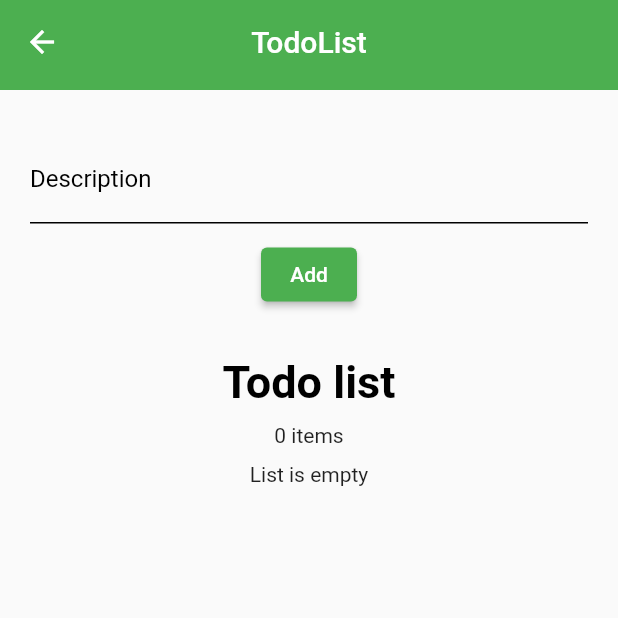
After one commit to Luca-Virgilio/flutter_library, a Flutter app: the TodoListPage screen opened by its route, on a phone screen of 412 x 824 dp, the top half of it. The commit adds this screen. Run offline on Flutter 3.47's test engine with Material 2 defaults, Android fonts, the phone set to English and light mode, and no system bars; our stand-ins replace flutter_riverpod, go_router.

Commit message:
Create todoList stateNotifier provider

```diff
--- a/lib/main.dart
+++ b/lib/main.dart
@@ -3,6 +3,7 @@ import 'package:flutter_riverpod/flutter_riverpod.dart';
 import 'package:flutter_widgets/pages/home_screen.dart';
 import 'package:flutter_widgets/pages/state_management/counter_page.dart';
 import 'package:flutter_widgets/pages/state_management/state_management_screen.dart';
+import 'package:flutter_widgets/pages/state_management/todo_list_page.dart';
 import 'package:go_router/go_router.dart';
 
 void main() {
@@ -46,6 +47,11 @@ class MyApp extends StatelessWidget {
                     builder: (BuildContext context, GoRouterState state) =>
                         const CounterPage(),
                   ),
+                  GoRoute(
+                    path: 'todoList',
+                    builder: (BuildContext context, GoRouterState state) =>
+                        const TodoListPage(),
+                  ),
                 ]),
           ]),
     ],
--- /dev/null
+++ b/lib/model/todo.dart
@@ -0,0 +1,23 @@
+import 'package:flutter/cupertino.dart';
+
+@immutable
+class Todo {
+  const Todo(
+      {required this.id, required this.description, required this.completed});
+
+  // Tutte le proprietà dovrebbero essere `final` nella nostra classe.
+  final String id;
+  final String description;
+  final bool completed;
+
+  // Dato che Todo è immutabile, implementiamo un metodo che ci permette di
+  // clonare l'oggetto Todo con un contenuto leggermente diverso.
+
+  Todo copyWith({String? id, String? description, bool? completed}) {
+    return Todo(
+      id: id ?? this.id,
+      description: description ?? this.description,
+      completed: completed ?? this.completed,
+    );
+  }
+}
--- a/lib/pages/state_management/counter_page.dart
+++ b/lib/pages/state_management/counter_page.dart
@@ -2,6 +2,7 @@ import 'package:flutter/material.dart';
 import 'package:flutter_riverpod/flutter_riverpod.dart';
 
 import '../../repository/counter_notifier.dart';
+import '../../widgets/custom_app_bar.dart';
 
 class CounterPage extends ConsumerStatefulWidget {
   const CounterPage({Key? key}) : super(key: key);
@@ -15,7 +16,7 @@ class _CounterPageState extends ConsumerState<CounterPage> {
   Widget build(BuildContext context) {
     int value = ref.watch(counterProvider.state).state;
     return Scaffold(
-      appBar: AppBar(title: const Text('Counter example')),
+      appBar: const CustomAppBar(title: 'Simple counter'),
       body: Center(
         child: Text('$value'),
       ),
--- /dev/null
+++ b/lib/pages/state_management/todo_list_page.dart
@@ -0,0 +1,95 @@
+import 'dart:developer';
+
+import 'package:flutter/cupertino.dart';
+import 'package:flutter/material.dart';
+import 'package:flutter_riverpod/flutter_riverpod.dart';
+import 'package:flutter_widgets/widgets/app_large_text.dart';
+import 'package:flutter_widgets/widgets/custom_text_field.dart';
+
+import '../../model/todo.dart';
+import '../../repository/todo_list_state_notifier.dart';
+import '../../widgets/custom_app_bar.dart';
+
+class TodoListPage extends ConsumerStatefulWidget {
+  const TodoListPage({Key? key}) : super(key: key);
+
+  @override
+  _TodoListPageState createState() => _TodoListPageState();
+}
+
+class _TodoListPageState extends ConsumerState<TodoListPage> {
+  final descriptionController = TextEditingController();
+
+  @override
+  Widget build(BuildContext context) {
+    List<Todo> todos = ref.watch(todosProvider);
+    return Scaffold(
+      appBar: CustomAppBar(title: 'TodoList'),
+      body: SingleChildScrollView(
+        physics: const AlwaysScrollableScrollPhysics(),
+        child: Column(
+          crossAxisAlignment: CrossAxisAlignment.center,
+          children: [
+            SizedBox(
+              height: 10,
+            ),
+            Container(
+              padding: const EdgeInsets.all(20),
+              child: Column(
+                children: [
+                  CustomTextField(
+                      controller: descriptionController, label: 'Description'),
+                  const SizedBox(
+                    height: 10,
+                  ),
+                  ElevatedButton(
+                      onPressed: () {
+                        Todo todo = Todo(
+                            id: todos.length.toString(),
+                            description: descriptionController.text,
+                            completed: false);
+                        ref.read(todosProvider.notifier).addTodo(todo);
+                        descriptionController.clear();
+                      },
+                      child: const Text('Add'))
+                ],
+              ),
+            ),
+            const SizedBox(
+              height: 10,
+            ),
+            Container(
+                width: double.infinity,
+                child: Center(child: AppLargeText(text: 'Todo list'))),
+            const SizedBox(
+              height: 10,
+            ),
+            Text('${todos.length} items'),
+            const SizedBox(
+              height: 10,
+            ),
+            todos.isEmpty
+                ? Text("List is empty")
+                : SizedBox(
+                    height: 400,
+                    child: ListView.builder(
+                        physics: const BouncingScrollPhysics(),
+                        shrinkWrap: true,
+                        itemCount: todos.length,
+                        itemBuilder: (context, index) {
+                          Todo todo = todos[index];
+                          return CheckboxListTile(
+                            value: todo.completed,
+                            // When tapping on the todo, change its completed status
+                            onChanged: (value) => ref
+                                .read(todosProvider.notifier)
+                                .toggle(todo.id),
+                            title: Text(todo.description),
+                          );
+                        })),
+          ],
+        ),
+      ),
+    );
+  }
+}
--- a/lib/repository/state_management_notifier.dart
+++ b/lib/repository/state_management_notifier.dart
@@ -5,6 +5,7 @@ import '../model/example_item.dart';
 final exampleListProvider = Provider<List<ExampleItem>>((ref) {
   List<ExampleItem> examples = [
     ExampleItem(name: 'Simple counter', route: '/stateManagement/counter'),
+    ExampleItem(name: 'Todo list', route: '/stateManagement/todoList'),
   ];
 
   return examples;
--- /dev/null
+++ b/lib/repository/todo_list_state_notifier.dart
@@ -0,0 +1,60 @@
+import 'package:flutter_riverpod/flutter_riverpod.dart';
+import '../model/todo.dart';
+
+// La classe StateNotifier sarà passata al nostro StateNotifierProvider.
+// Questa classe non dovrebbe esporre lo stato al di fuori della sua proprietà "state"
+// il che significa nessuna proprietà o getter pubblico!
+
+// I metodi pubblici di questa classe sono quelli che consentiranno alla UI di modificare lo stato.
+
+class TodosNotifier extends StateNotifier<List<Todo>> {
+  // Inizializzamo la lista dei todo con una lista vuota
+
+  TodosNotifier() : super([]);
+
+  // Consentiamo alla UI di aggiungere i todo
+  void addTodo(Todo todo) {
+    // Poichè il nostro stato è immutabile, non siamo autorizzati a fare `state.add(todo)`.
+    // Dovremmo invece creare una nuova lista di todo contenente
+    // gli elementi precedenti e il nuovo
+
+    // Usare lo spread operator di Dart qui è d'aiuto!
+
+    state = [...state, todo];
+    // Non c'è bisogno di chiamare "notifiyListeners" o qualcosa di simile.
+    // Chiamare "state =" ricostruirà automaticamente la UI quando necessario.
+  }
+
+  // Consentiamo di rimuovere i todo
+  void removeTodo(String todoId) {
+    // Di nuovo, il nostro stato è immutabile. Quindi facciamo una nuova lista
+    // invece di modificare la lista esistente.
+
+    state = [
+      for (final todo in state)
+        if (todo.id != todoId) todo,
+    ];
+  }
+
+  // Contrassegniamo il todo come completato
+  void toggle(String todoId) {
+    state = [
+      for (final todo in state)
+        // contrassegniamo solo il todo corrispondente come completato
+        if (todo.id == todoId)
+          // Usiamo il metodo `copyWith` implementato prima per aiutarci nel
+          // modificare lo stato
+
+          todo.copyWith(completed: !todo.completed)
+        else
+          // gli altri todo non sono modificati
+          todo,
+    ];
+  }
+}
+
+// Infine, usiamo StateNotifierProvider per consentire all'UI di interagire con
+// la classe TodosNotifier
+final todosProvider = StateNotifierProvider<TodosNotifier, List<Todo>>((ref) {
+  return TodosNotifier();
+});
```
